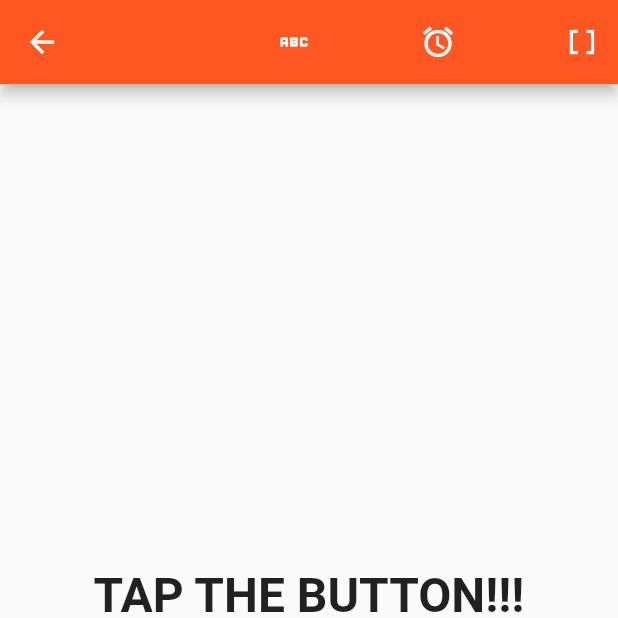
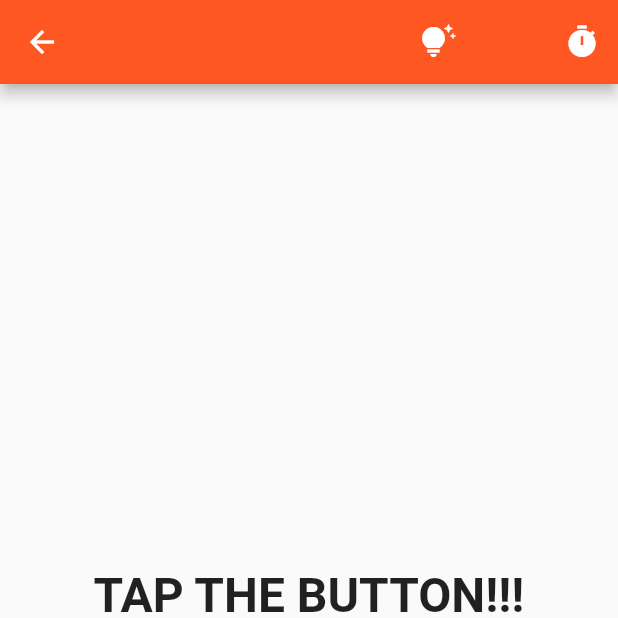
Before and after one commit to ireero/tap_the_button, a Flutter app: the screen it shows after launch, after a tap on the "start" icon, on a phone screen of 412 x 824 dp, the top half of it. Run offline on Flutter 3.47's test engine with Material 2 defaults, Android fonts, the phone set to English and light mode, and no system bars.

Commit message:
Atualização final da noite.

```diff
--- a/lib/screens/home_screen.dart
+++ b/lib/screens/home_screen.dart
@@ -9,22 +9,23 @@ class HomeScreen extends StatelessWidget {
   int idActivateScreen;
   Widget activateScreen;
 
+  List<String> listOfTips = [
+    'I go where the blue goes...',
+    'I go where the orange goes...'
+  ];
+
   @override
   Widget build(context) {
     return Scaffold(
       appBar: AppBar(
         backgroundColor: Colors.deepOrange,
         actions: [
-          IconButton(onPressed: () {}, icon: const Icon(Icons.abc)),
+          IconButton(
+              onPressed: () {}, icon: const Icon(Icons.tips_and_updates)),
           const SizedBox(
             width: 48,
           ),
-          IconButton(
-              onPressed: () {}, icon: const Icon(Icons.access_alarm_sharp)),
-          const SizedBox(
-            width: 48,
-          ),
-          IconButton(onPressed: () {}, icon: const Icon(Icons.data_array)),
+          IconButton(onPressed: () {}, icon: const Icon(Icons.timer))
         ],
       ),
       body: Center(
```
